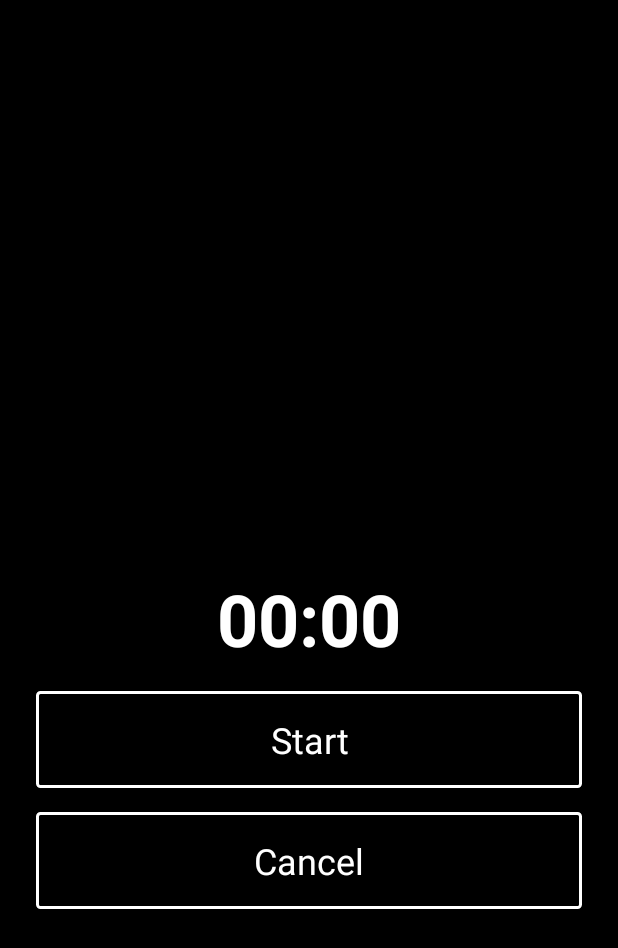
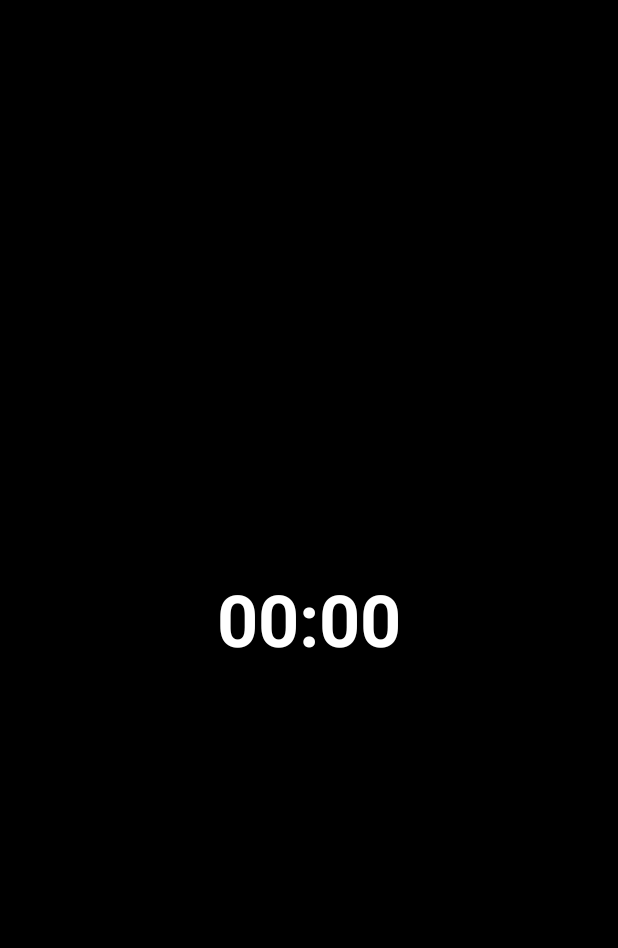
Before and after one commit to AndreyMolochko/Rx, an Android app: the screen it shows after launch (MainActivity), on a phone screen of 412 x 824 dp. Shown: the top 948 px of the screen. Run offline under Robolectric (Android 15) with nearby library versions, the phone set to English and light mode, and no system bars; Roboto replaces fonts that are not available here.

Commit message:
delete code before rx

```diff
--- a/app/src/main/java/com/ostrovec/tablehockey/ui/main/MainActivity.kt
+++ b/app/src/main/java/com/ostrovec/tablehockey/ui/main/MainActivity.kt
@@ -1,141 +1,14 @@
 package com.ostrovec.tablehockey.ui.main
 
-import android.media.MediaPlayer
+import android.os.Bundle
 import androidx.appcompat.app.AppCompatActivity
-import android.os.Bundle
-import android.os.CountDownTimer
-import android.util.Log
-import android.view.WindowManager
-import android.widget.TextView
 import com.ostrovec.tablehockey.R
 
 class MainActivity : AppCompatActivity() {
-
-    private val ONE_SECOND: Long = 1000
-    private val DEFAULT_TIME: String = "00:00"
-    private val SECONDS_IN_MINUTE: Int = 60
-    private var BEGIN_MOTIVATION_TIME: Long = 13L
-
-    private lateinit var timerTextView: TextView
-    private lateinit var startEndTextView: TextView
-    private lateinit var cancelTextView: TextView
-
-    private lateinit var countDownTimer: CountDownTimer
-    private lateinit var descendingCountDownTimer: CountDownTimer
-
-    private lateinit var mediaPlayerMotivation: MediaPlayer
-    private lateinit var mediaPlayerSiren: MediaPlayer
-    private lateinit var mediaPlayerSignal: MediaPlayer
-    private lateinit var mediaPlayerFinalSong: MediaPlayer
 
     override fun onCreate(savedInstanceState: Bundle?) {
         super.onCreate(savedInstanceState)
 
         setContentView(R.layout.activity_main)
-        initMediaPlayers()
-        initViews()
-        initListeners()
-        initCountDownTimers()
-        keepScreenOn()
-    }
-
-    private fun initMediaPlayers() {
-        mediaPlayerMotivation = MediaPlayer.create(this, R.raw.motivation)
-        mediaPlayerSiren = MediaPlayer.create(this, R.raw.sirena)
-        mediaPlayerSignal = MediaPlayer.create(this, R.raw.intermediate_signal)
-        mediaPlayerFinalSong = MediaPlayer.create(this, R.raw.final_song)
-    }
-
-    private fun initViews() {
-        timerTextView = findViewById(R.id.main_timer_text_view)
-        startEndTextView = findViewById(R.id.main_start_end_button_text_view)
-        cancelTextView = findViewById(R.id.main_cancel_button_text_view)
-    }
-
-    private fun initListeners() {
-        startEndTextView.setOnClickListener {
-            descendingCountDownTimer.start()
-        }
-
-        cancelTextView.setOnClickListener {
-            descendingCountDownTimer.cancel()
-            countDownTimer.onFinish()
-            countDownTimer.cancel()
-            timerTextView.text = DEFAULT_TIME
-            updatePlayers()
-        }
-    }
-
-    private fun initCountDownTimers() {
-        countDownTimer = object : CountDownTimer(300 * ONE_SECOND, ONE_SECOND) {
-            override fun onFinish() {
-                mediaPlayerSiren.start()
-                timerTextView.text = DEFAULT_TIME
-            }
-
-            override fun onTick(millisUntilFinished: Long) {
-                if (convertMillisecondsInSeconds(millisUntilFinished) == 0L) {
-                    mediaPlayerSignal.start()
-                }
-                if (convertMillisecondsInMinutes(millisUntilFinished) == 0L &&
-                        convertMillisecondsInSeconds(millisUntilFinished) == 30L) {
-                    mediaPlayerFinalSong.start()
-                    Log.e("final","final")
-                }
-                timerTextView.text = getTime(millisUntilFinished)
-            }
-
-        }
-
-        descendingCountDownTimer = object : CountDownTimer(16 * ONE_SECOND, ONE_SECOND) {
-            override fun onFinish() {
-                countDownTimer.start()
-            }
-
-            override fun onTick(millisUntilFinished: Long) {
-                if (convertMillisecondsInSeconds(millisUntilFinished) == BEGIN_MOTIVATION_TIME) {
-                    mediaPlayerMotivation.start()
-                }
-                timerTextView.text = getTime(millisUntilFinished)
-            }
-
-        }
-    }
-
-    private fun getTime(milliseconds: Long): String {
-        if (convertMillisecondsInSeconds(milliseconds) < 10) {
-            return "0" + convertMillisecondsInMinutes(milliseconds) + ":" +
-                    "0" + convertMillisecondsInSeconds(milliseconds)
-        } else {
-            return "0" + convertMillisecondsInMinutes(milliseconds) + ":" + convertMillisecondsInSeconds(milliseconds)
-        }
-    }
-
-    private fun convertMillisecondsInSeconds(milliseconds: Long): Long {
-        Log.e("timeHockey in secon = ", ((milliseconds % (SECONDS_IN_MINUTE * ONE_SECOND)) / ONE_SECOND)
-                .toString())
-
-        return (milliseconds % (SECONDS_IN_MINUTE * ONE_SECOND)) / ONE_SECOND
-    }
-
-    private fun convertMillisecondsInMinutes(milliseconds: Long): Long {
-        Log.e("timeHockey in minu = ", (milliseconds / SECONDS_IN_MINUTE).toString())
-        return milliseconds / (SECONDS_IN_MINUTE * ONE_SECOND)
-    }
-
-    private fun updatePlayers() {
-        updatePlayer(mediaPlayerSiren)
-        updatePlayer(mediaPlayerMotivation)
-        updatePlayer(mediaPlayerSignal)
-        updatePlayer(mediaPlayerFinalSong)
-    }
-
-    private fun updatePlayer(mediaPlayer: MediaPlayer) {
-        mediaPlayer.pause()
-        mediaPlayer.seekTo(0)
-    }
-
-    private fun keepScreenOn(){
-        window.addFlags(WindowManager.LayoutParams.FLAG_KEEP_SCREEN_ON)
     }
 }
--- a/app/src/main/res/layout/activity_main.xml
+++ b/app/src/main/res/layout/activity_main.xml
@@ -21,23 +21,4 @@
         app:layout_constraintRight_toRightOf="parent"
         app:layout_constraintTop_toTopOf="parent" />
 
-    <TextView
-        android:id="@+id/main_start_end_button_text_view"
-        style="@style/PrimaryButton"
-        android:layout_marginTop="@dimen/medium_padding"
-        android:text="@string/start"
-        android:textAppearance="@style/PrimaryButtonText"
-        app:layout_constraintEnd_toEndOf="parent"
-        app:layout_constraintStart_toStartOf="parent"
-        app:layout_constraintTop_toBottomOf="@id/main_timer_text_view" />
-
-    <TextView
-        android:id="@+id/main_cancel_button_text_view"
-        style="@style/PrimaryButton"
-        android:layout_marginTop="@dimen/medium_padding"
-        android:text="@string/cancel"
-        android:textAppearance="@style/PrimaryButtonText"
-        app:layout_constraintStart_toStartOf="parent"
-        app:layout_constraintTop_toBottomOf="@id/main_start_end_button_text_view" />
-
 </androidx.constraintlayout.widget.ConstraintLayout>
```
Also changed, not shown: 4 other files.
